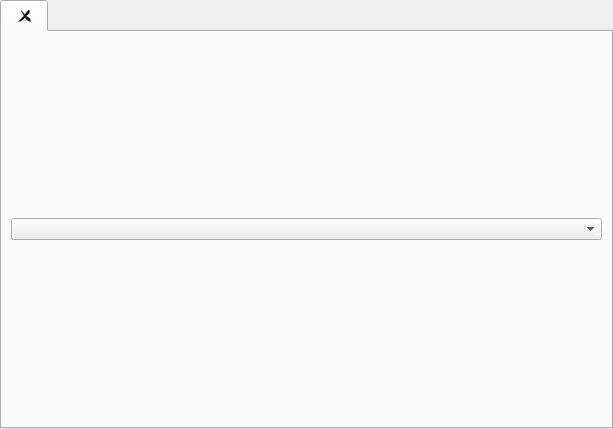
Qt form kmymoney/views/simpleledgerview.ui (KDE/kmymoney) before a commit.
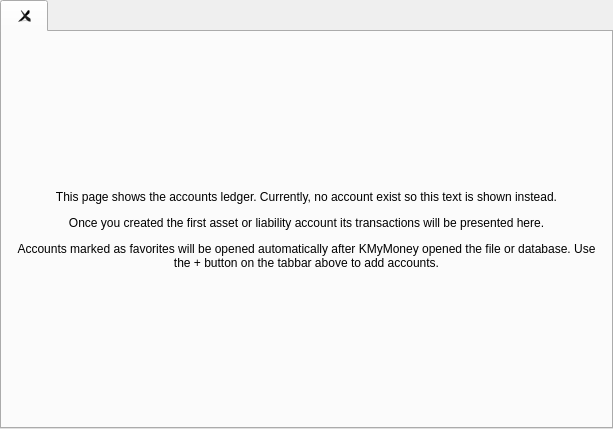
The same form after that commit. Icons and pictures are not drawn. Custom widgets are drawn as their Qt base class.

Commit message: Revised account open feature

The edit to the form file:
```diff
--- a/kmymoney/views/simpleledgerview.ui
+++ b/kmymoney/views/simpleledgerview.ui
@@ -31,9 +31,45 @@
       <attribute name="title">
        <string notr="true"/>
       </attribute>
-      <layout class="QVBoxLayout" name="verticalLayout">
+      <layout class="QVBoxLayout" name="verticalLayout" stretch="2,0,2">
        <item>
-        <widget class="KMyMoneyAccountCombo" name="accountCombo"/>
+        <spacer name="verticalSpacer_2">
+         <property name="orientation">
+          <enum>Qt::Vertical</enum>
+         </property>
+         <property name="sizeHint" stdset="0">
+          <size>
+           <width>20</width>
+           <height>40</height>
+          </size>
+         </property>
+        </spacer>
+       </item>
+       <item>
+        <widget class="QLabel" name="label">
+         <property name="text">
+          <string>&lt;html&gt;&lt;head/&gt;&lt;body&gt;&lt;p&gt;This page shows the accounts ledger. Currently, no account exist so this text is shown instead.&lt;/p&gt;&lt;p&gt;Once you created the first asset or liability account its transactions will be presented here.&lt;/p&gt;&lt;p&gt;Accounts marked as favorites will be opened automatically after KMyMoney opened the file or database. Use the + button on the tabbar above to add accounts.&lt;/p&gt;&lt;/body&gt;&lt;/html&gt;</string>
+         </property>
+         <property name="alignment">
+          <set>Qt::AlignCenter</set>
+         </property>
+         <property name="wordWrap">
+          <bool>true</bool>
+         </property>
+        </widget>
+       </item>
+       <item>
+        <spacer name="verticalSpacer">
+         <property name="orientation">
+          <enum>Qt::Vertical</enum>
+         </property>
+         <property name="sizeHint" stdset="0">
+          <size>
+           <width>20</width>
+           <height>40</height>
+          </size>
+         </property>
+        </spacer>
        </item>
       </layout>
      </widget>
@@ -41,13 +77,6 @@
    </item>
   </layout>
  </widget>
- <customwidgets>
-  <customwidget>
-   <class>KMyMoneyAccountCombo</class>
-   <extends>QComboBox</extends>
-   <header>kmymoneyaccountcombo.h</header>
-  </customwidget>
- </customwidgets>
  <resources/>
  <connections/>
 </ui>
```
Left out of the diff: 14 changed lines with no effect on the pictures. The commit also changes 3 other files.
